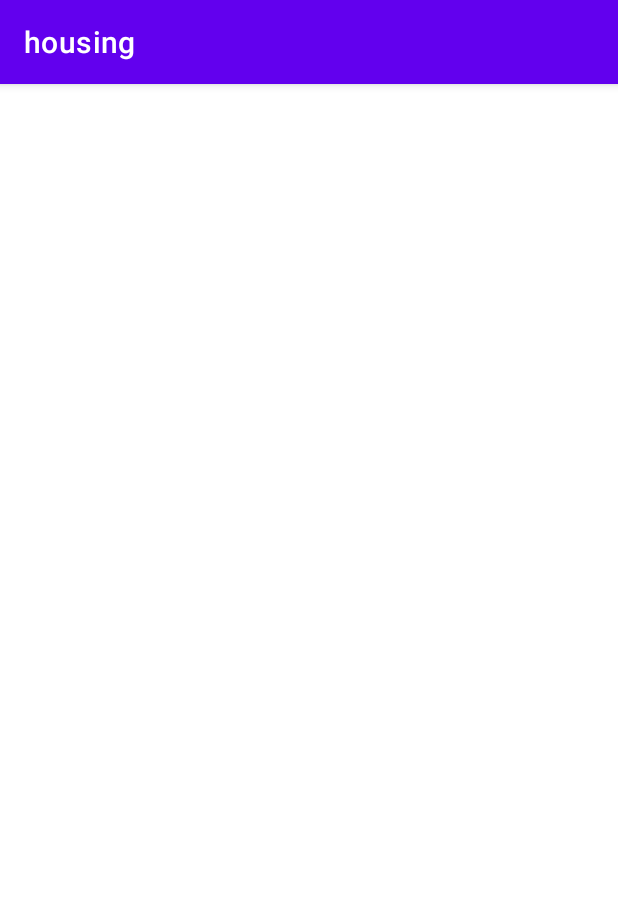
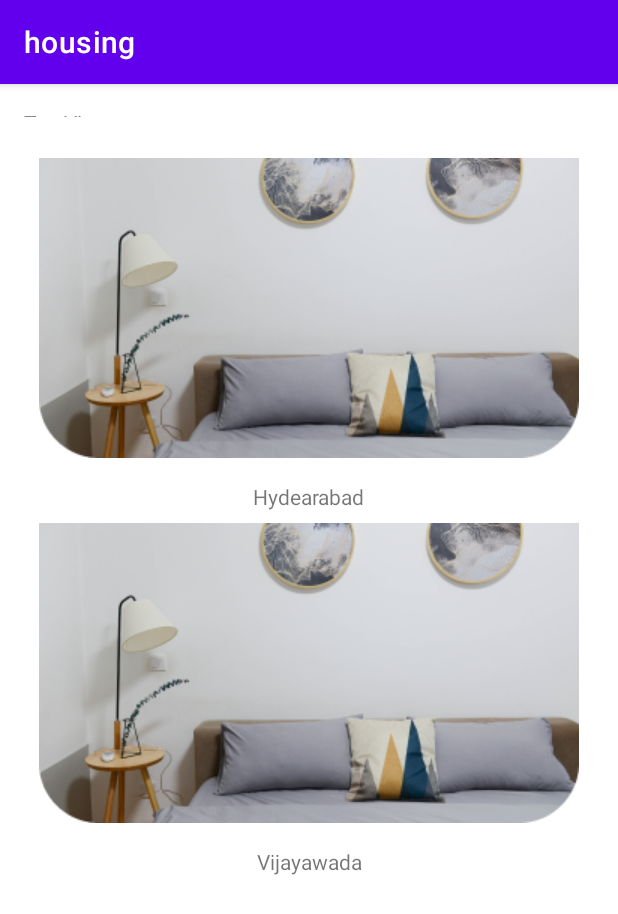
Before and after one commit to teja5/housing, an Android app: the fragment FragmentProfile placed in its activity, after a tap on "search", on a phone screen of 412 x 824 dp. Shown: the top 914 px of the screen. Run offline under Robolectric (Android 15) with nearby library versions, the light colour scheme and no system bars; pictures from the network do not load; 2 other taps on this screen came first.

Commit message:
Add Property changes

```diff
--- a/app/src/main/AndroidManifest.xml
+++ b/app/src/main/AndroidManifest.xml
@@ -18,7 +18,7 @@
             android:name=".home.StatusActivity"
             android:exported="false" />
         <activity
-            android:name=".home.SearchActivity"
+            android:name=".search.SearchActivity"
             android:exported="false" />
         <activity
             android:name=".welcome.WelcomeActivity"
@@ -32,6 +32,7 @@
         <activity android:name=".authentication.AuthenticationActivity" />
         <activity android:name=".MainActivity" />
         <activity android:name=".settings.SettingsActivity" />
+        <activity android:name=".property.AddProperty"/>
         <activity android:name=".home.PropertyDetailsActivity" />
     </application>
 
--- a/app/src/main/java/com/vk/housing/MainActivity.java
+++ b/app/src/main/java/com/vk/housing/MainActivity.java
@@ -12,7 +12,7 @@ import com.google.android.material.bottomnavigation.BottomNavigationView;
 import com.vk.housing.home.FragmentAdd;
 import com.vk.housing.home.FragmentHome;
 import com.vk.housing.home.FragmentProfile;
-import com.vk.housing.home.SearchActivity;
+import com.vk.housing.search.SearchActivity;
 import com.vk.housing.home.StatusActivity;
 
 public class MainActivity extends AppCompatActivity {
--- /dev/null
+++ b/app/src/main/java/com/vk/housing/adapter/ProfileAdapter.java
@@ -0,0 +1,69 @@
+package com.vk.housing.adapter;
+
+import android.content.Context;
+import android.view.LayoutInflater;
+import android.view.View;
+import android.view.ViewGroup;
+import android.widget.ImageView;
+import android.widget.TextView;
+
+import androidx.annotation.NonNull;
+import androidx.recyclerview.widget.RecyclerView;
+
+import com.vk.housing.R;
+import com.vk.housing.data.remote.dao.Property;
+import com.vk.housing.util.OnItemClickListener;
+
+import java.util.ArrayList;
+
+public class ProfileAdapter extends RecyclerView.Adapter<ProfileAdapter.HomeViewHolder> {
+
+    private ArrayList<Property> properties;
+
+    private Context context;
+
+    private OnItemClickListener itemClickListener;
+
+    public ProfileAdapter(ArrayList<Property> properties, Context context, OnItemClickListener itemClickListener) {
+        this.properties = properties;
+        this.context = context;
+        this.itemClickListener = itemClickListener;
+    }
+
+    @NonNull
+    @Override
+    public HomeViewHolder onCreateViewHolder(@NonNull ViewGroup viewGroup, int i) {
+        View view = LayoutInflater.from(viewGroup.getContext()).inflate(R.layout.property_item, viewGroup, false);
+        return new HomeViewHolder(view);
+    }
+
+    @Override
+    public void onBindViewHolder(@NonNull HomeViewHolder homeViewHolder, int i) {
+        Property property = properties.get(i);
+
+        homeViewHolder.tv_property_address.setText(property.getpAddress());
+
+        homeViewHolder.iv_property_item.setOnClickListener(view -> itemClickListener.onItemClickListener(i,property));
+
+    }
+
+    @Override
+    public int getItemCount() {
+        return properties.size();
+    }
+
+
+    public class HomeViewHolder extends RecyclerView.ViewHolder {
+
+        private TextView tv_property_address;
+
+        private ImageView iv_property_item;
+
+        public HomeViewHolder(@NonNull View itemView) {
+            super(itemView);
+            tv_property_address = itemView.findViewById(R.id.tv_property_address);
+            iv_property_item = itemView.findViewById(R.id.iv_property_item);
+        }
+    }
+
+}
--- a/app/src/main/java/com/vk/housing/data/remote/HousingClient.java
+++ b/app/src/main/java/com/vk/housing/data/remote/HousingClient.java
@@ -22,7 +22,7 @@ import retrofit2.converter.gson.GsonConverterFactory;
 public class HousingClient {
 
 //    public static final String BASE_URL = "https://sandbox.eisedo.com/";
-    public static final String BASE_URL = "http://184.72.6.13:8080/housing/";
+    public static final String BASE_URL = "http://52.53.251.27:8080/housing/";
 //    public static final String BASE_URL = "https://dofirst.co.uk/";
 //    Retrofit retrofit = new Retrofit.Builder()
 //            .baseUrl(BASE_URL)m
--- a/app/src/main/java/com/vk/housing/home/FragmentProfile.java
+++ b/app/src/main/java/com/vk/housing/home/FragmentProfile.java
@@ -13,15 +13,24 @@ import android.widget.ImageView;
 
 import androidx.annotation.Nullable;
 import androidx.fragment.app.Fragment;
+import androidx.recyclerview.widget.LinearLayoutManager;
+import androidx.recyclerview.widget.RecyclerView;
 
 import com.vk.housing.R;
+import com.vk.housing.adapter.HomeAdapter;
+import com.vk.housing.adapter.ProfileAdapter;
+import com.vk.housing.data.remote.dao.Property;
+import com.vk.housing.settings.SettingsActivity;
+import com.vk.housing.util.OnItemClickListener;
+
+import java.util.ArrayList;
 
 /**
  * A simple {@link Fragment} subclass.
  * Use the {@link FragmentProfile#newInstance} factory method to
  * create an instance of this fragment.
  */
-public class FragmentProfile extends Fragment {
+public class FragmentProfile extends Fragment implements OnItemClickListener {
 
     // TODO: Rename parameter arguments, choose names that match
     // the fragment initialization parameters, e.g. ARG_ITEM_NUMBER
@@ -33,6 +42,12 @@ public class FragmentProfile extends Fragment {
     // TODO: Rename and change types of parameters
     private String mParam1;
     private String mParam2;
+
+    RecyclerView rv_profile_items;
+
+    ProfileAdapter profileAdapter;
+
+    ArrayList<Property> properties;
 
     public FragmentProfile() {
         // Required empty public constructor
@@ -77,6 +92,22 @@ public class FragmentProfile extends Fragment {
 //            startActivity(intent);
             imageDialog();
         });
+
+        rv_profile_items = view.findViewById(R.id.rv_profile_items);
+        rv_profile_items.setLayoutManager(new LinearLayoutManager(
+                getActivity(),
+                LinearLayoutManager.VERTICAL,
+                false));
+        properties = new ArrayList<>();
+        Property property = new Property();
+        property.setpAddress("Hydearabad");
+        properties.add(property);
+        Property property1 = new Property();
+        property1.setpAddress("Vijayawada");
+        properties.add(property1);
+        profileAdapter = new ProfileAdapter(properties, getActivity(), this);
+        rv_profile_items.setAdapter(profileAdapter);
+
         return view;
     }
 
@@ -140,4 +171,10 @@ public class FragmentProfile extends Fragment {
             }
         }
     }
+
+    @Override
+    public void onItemClickListener(int position, Property property) {
+        Intent intent = new Intent(getActivity(),SettingsActivity.class);
+        startActivity(intent);
+    }
 }
--- a/app/src/main/java/com/vk/housing/home/SearchActivity.java
+++ /dev/null
@@ -1,16 +0,0 @@
-package com.vk.housing.home;
-
-import androidx.appcompat.app.AppCompatActivity;
-
-import android.os.Bundle;
-
-import com.vk.housing.R;
-
-public class SearchActivity extends AppCompatActivity {
-
-    @Override
-    protected void onCreate(Bundle savedInstanceState) {
-        super.onCreate(savedInstanceState);
-        setContentView(R.layout.activity_search);
-    }
-}
--- /dev/null
+++ b/app/src/main/java/com/vk/housing/search/SearchActivity.java
@@ -0,0 +1,55 @@
+package com.vk.housing.search;
+
+import androidx.appcompat.app.AppCompatActivity;
+import androidx.recyclerview.widget.LinearLayoutManager;
+import androidx.recyclerview.widget.RecyclerView;
+
+import android.content.Intent;
+import android.os.Bundle;
+
+import com.vk.housing.R;
+import com.vk.housing.adapter.HomeAdapter;
+import com.vk.housing.data.remote.dao.Property;
+import com.vk.housing.home.PropertyDetailsActivity;
+import com.vk.housing.util.OnItemClickListener;
+
+import java.util.ArrayList;
+
+public class SearchActivity extends AppCompatActivity  implements OnItemClickListener {
+
+    RecyclerView rv_search;
+
+    SearchAdapter searchAdapter;
+
+    ArrayList<Property> properties;
+
+    @Override
+    protected void onCreate(Bundle savedInstanceState) {
+        super.onCreate(savedInstanceState);
+        setContentView(R.layout.activity_search);
+        rv_search = findViewById(R.id.rv_search);
+
+        rv_search = findViewById(R.id.rv_search);
+        rv_search.setLayoutManager(new LinearLayoutManager(
+                this,
+                LinearLayoutManager.VERTICAL,
+                false));
+        properties = new ArrayList<>();
+        Property property = new Property();
+        property.setpAddress("Hydearabad");
+        properties.add(property);
+        Property property1 = new Property();
+        property1.setpAddress("Vijayawada");
+        properties.add(property1);
+        searchAdapter = new SearchAdapter(properties, this, this);
+        rv_search.setAdapter(searchAdapter);
+
+    }
+
+    @Override
+    public void onItemClickListener(int position, Property property) {
+
+        Intent intent = new Intent(this, PropertyDetailsActivity.class);
+        startActivity(intent);
+    }
+}
--- /dev/null
+++ b/app/src/main/java/com/vk/housing/search/SearchAdapter.java
@@ -0,0 +1,69 @@
+package com.vk.housing.search;
+
+import android.content.Context;
+import android.view.LayoutInflater;
+import android.view.View;
+import android.view.ViewGroup;
+import android.widget.ImageView;
+import android.widget.TextView;
+
+import androidx.annotation.NonNull;
+import androidx.recyclerview.widget.RecyclerView;
+
+import com.vk.housing.R;
+import com.vk.housing.data.remote.dao.Property;
+import com.vk.housing.util.OnItemClickListener;
+
+import java.util.ArrayList;
+
+public class SearchAdapter extends RecyclerView.Adapter<SearchAdapter.SearchViewHolder> {
+
+    private ArrayList<Property> properties;
+
+    private Context context;
+
+    private OnItemClickListener itemClickListener;
+
+    public SearchAdapter(ArrayList<Property> properties, Context context, OnItemClickListener itemClickListener) {
+        this.properties = properties;
+        this.context = context;
+        this.itemClickListener = itemClickListener;
+    }
+
+    @NonNull
+    @Override
+    public SearchViewHolder onCreateViewHolder(@NonNull ViewGroup viewGroup, int i) {
+        View view = LayoutInflater.from(viewGroup.getContext()).inflate(R.layout.property_item, viewGroup, false);
+        return new SearchViewHolder(view);
+    }
+
+    @Override
+    public void onBindViewHolder(@NonNull SearchViewHolder homeViewHolder, int i) {
+        Property property = properties.get(i);
+
+        homeViewHolder.tv_property_address.setText(property.getpAddress());
+
+        homeViewHolder.iv_property_item.setOnClickListener(view -> itemClickListener.onItemClickListener(i,property));
+
+    }
+
+    @Override
+    public int getItemCount() {
+        return properties.size();
+    }
+
+
+    public class SearchViewHolder extends RecyclerView.ViewHolder {
+
+        private TextView tv_property_address;
+
+        private ImageView iv_property_item;
+
+        public SearchViewHolder(@NonNull View itemView) {
+            super(itemView);
+            tv_property_address = itemView.findViewById(R.id.tv_property_address);
+            iv_property_item = itemView.findViewById(R.id.iv_property_item);
+        }
+    }
+
+}
--- a/app/src/main/res/layout/activity_search.xml
+++ b/app/src/main/res/layout/activity_search.xml
@@ -4,6 +4,27 @@
     xmlns:tools="http://schemas.android.com/tools"
     android:layout_width="match_parent"
     android:layout_height="match_parent"
-    tools:context=".home.SearchActivity">
+    tools:context=".search.SearchActivity">
 
+    <TextView
+        android:id="@+id/tv_property_type"
+        android:layout_width="57dp"
+        android:layout_height="6dp"
+        android:layout_marginStart="16dp"
+        android:layout_marginTop="16dp"
+        android:text="TextView"
+        app:layout_constraintEnd_toEndOf="parent"
+        app:layout_constraintHorizontal_bias="0.0"
+        app:layout_constraintStart_toStartOf="parent"
+        app:layout_constraintTop_toTopOf="parent" />
+
+    <androidx.recyclerview.widget.RecyclerView
+        android:id="@+id/rv_search"
+        android:layout_width="409dp"
+        android:layout_height="707dp"
+        android:layout_marginTop="16dp"
+        app:layout_constraintBottom_toBottomOf="parent"
+        app:layout_constraintEnd_toEndOf="parent"
+        app:layout_constraintStart_toStartOf="parent"
+        app:layout_constraintTop_toBottomOf="@+id/tv_property_type" />
 </androidx.constraintlayout.widget.ConstraintLayout>
--- a/app/src/main/res/layout/fragment_add.xml
+++ b/app/src/main/res/layout/fragment_add.xml
@@ -11,4 +11,10 @@
         android:layout_height="match_parent"
         android:text="Add" />
 
+    <Button
+        android:id="@+id/button"
+        android:layout_width="wrap_content"
+        android:layout_height="wrap_content"
+        android:text="Button" />
+
 </FrameLayout>
--- a/app/src/main/res/layout/fragment_home.xml
+++ b/app/src/main/res/layout/fragment_home.xml
@@ -8,6 +8,7 @@
     tools:context=".home.FragmentHome">
     <androidx.constraintlayout.widget.ConstraintLayout
         android:layout_width="match_parent"
+        android:background="@color/background"
         android:layout_height="match_parent">
 
         <ImageView
@@ -69,7 +70,7 @@
         <androidx.viewpager.widget.ViewPager
             android:id="@+id/pager_view"
             android:layout_width="0dp"
-            android:layout_height="300dp"
+            android:layout_height="200dp"
             app:layout_constraintBottom_toBottomOf="parent"
             app:layout_constraintEnd_toEndOf="parent"
             app:layout_constraintStart_toStartOf="parent"
--- a/app/src/main/res/xml/network_security_config.xml
+++ b/app/src/main/res/xml/network_security_config.xml
@@ -5,7 +5,7 @@
 
     <domain-config cleartextTrafficPermitted="true">
         <domain includeSubdomains="false">
-            184.72.6.13:8080</domain>
+            52.53.251.27:8080</domain>
     </domain-config>
 
 </network-security-config>
```
Also changed, not shown: app/src/main/java/com/vk/housing/authentication/FragmentLogin.java (+23 -23 lines), app/src/main/java/com/vk/housing/home/FragmentAdd.java (+8 -1 lines), app/src/main/java/com/vk/housing/property/AddProperty.java (added, +24 -0 lines), app/src/main/java/com/vk/housing/property/PropertyImagesFragment.java (added, +109 -0 lines), app/src/main/res/layout/activity_add_property.xml (added, +17 -0 lines), app/src/main/res/layout/fragment_profile.xml (+9 -0 lines), app/src/main/res/layout/fragment_property_images.xml (added, +19 -0 lines).
